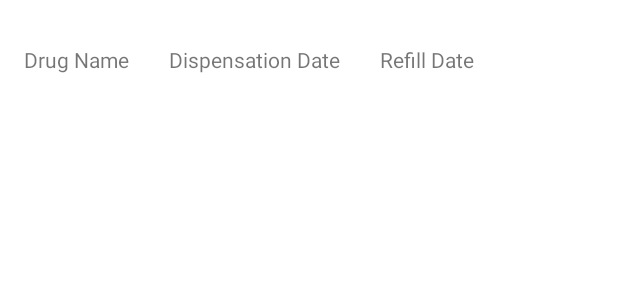
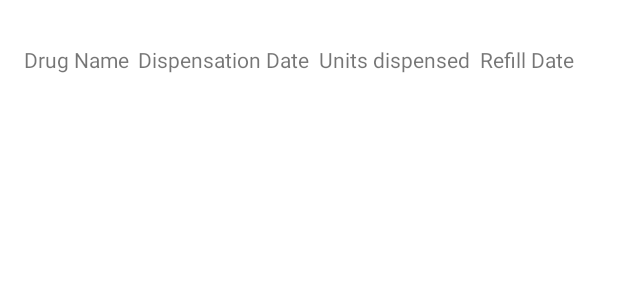
Before and after one commit to jmutale/edots_app, an Android app: the layout client_dispensation_layout.xml on its own in the app's theme, with its tools: preview values and no code run, on a phone screen of 412 x 824 dp. Shown: the top 300 px of the screen. Run offline under Robolectric (Android 15) with nearby library versions, the phone set to English and light mode, and no system bars.

Commit message:
Added units dispensed to history of dispensations

```diff
--- a/app/src/main/java/org/chreso/edots/ClientDispensationAdapter.java
+++ b/app/src/main/java/org/chreso/edots/ClientDispensationAdapter.java
@@ -28,10 +28,12 @@ public class ClientDispensationAdapter extends ArrayAdapter<ClientDispensation>
         // Lookup view for data population
         TextView drugName = (TextView) convertView.findViewById(R.id.drugName);
         TextView dispensationDate = (TextView) convertView.findViewById(R.id.dispensationDate);
+        TextView unitsDispensed = (TextView) convertView.findViewById(R.id.unitsDispensed);
         TextView refillDate = (TextView) convertView.findViewById(R.id.refillDate);
 
         drugName.setText("Drug name: "+clientDispensation.getMedDrugName(clientDispensation.getMed_drug_uuid(), context));
         dispensationDate.setText("Dispensation date: "+clientDispensation.getDispensation_date());
+        unitsDispensed.setText("Units dispensed: "+clientDispensation.getDose());
         refillDate.setText("Refill date: "+clientDispensation.getRefill_date());
 
         convertView.setBackgroundColor(position % 2 == 0 ? Color.WHITE : Color.LTGRAY);
--- a/app/src/main/res/layout/activity_client_main.xml
+++ b/app/src/main/res/layout/activity_client_main.xml
@@ -214,8 +214,8 @@
 
         <androidx.constraintlayout.widget.ConstraintLayout
             android:id="@+id/dispConstLayoutParent"
-            android:layout_width="wrap_content"
-            android:layout_height="570dp"
+            android:layout_width="match_parent"
+            android:layout_height="560dp"
             android:layout_below="@+id/constLayout1"
             android:layout_marginStart="5dp"
             android:layout_marginTop="5dp"
--- a/app/src/main/res/layout/client_dispensation_layout.xml
+++ b/app/src/main/res/layout/client_dispensation_layout.xml
@@ -29,6 +29,13 @@
             android:text="Dispensation Date"
             app:autoSizeTextType="uniform"/>
         <TextView
+            android:id="@+id/unitsDispensed"
+            android:layout_width="wrap_content"
+            android:layout_height="wrap_content"
+            android:layout_weight="1"
+            android:text="Units dispensed"
+            app:autoSizeTextType="uniform"/>
+        <TextView
             android:id="@+id/refillDate"
             android:layout_width="wrap_content"
             android:layout_height="wrap_content"
```
